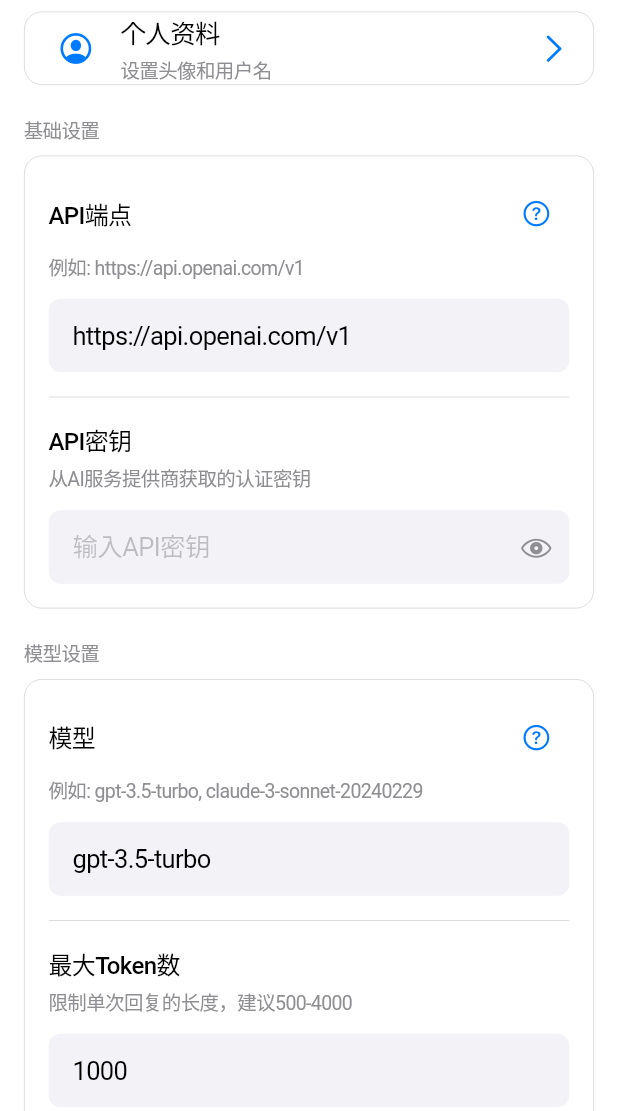
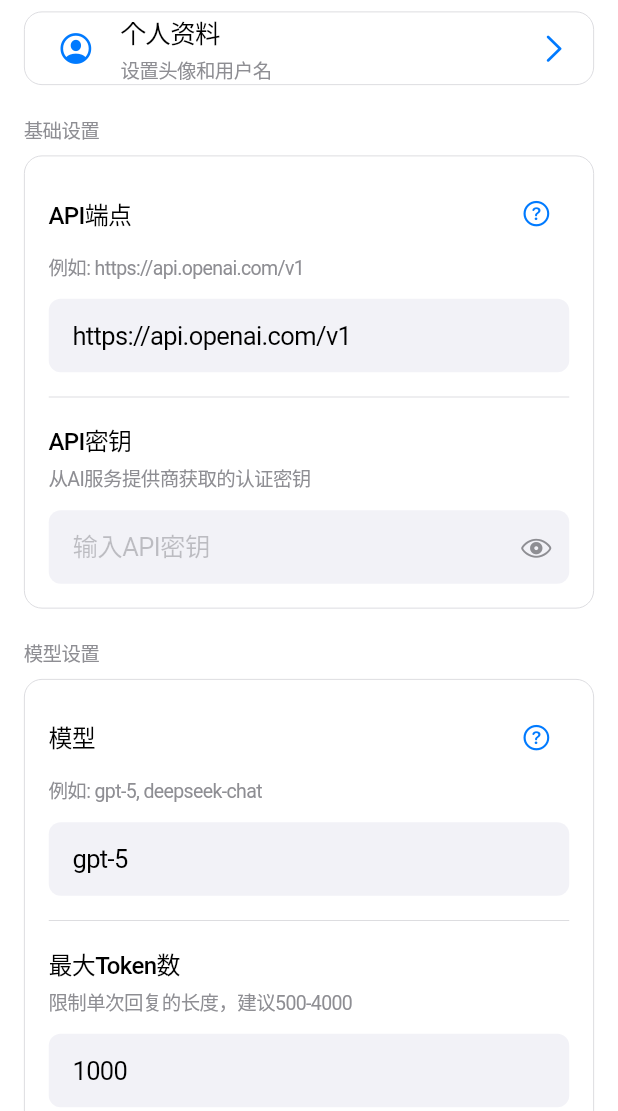
Before and after one commit to HuanMeng-official/LumenFlow, a Flutter app: the SettingsScreen screen opened directly, on a phone screen of 412 x 824 dp, the part 125-1236 px from its top. Run offline on Flutter 3.47's test engine with Material 3 defaults, Android fonts, the phone set to English and light mode, and no system bars; our stand-ins replace image_picker, shared_preferences; accounts and stored records are empty.

Commit message:
添加应用网络权限，更换老旧设置项目

```diff
--- a/lib/screens/settings_screen.dart
+++ b/lib/screens/settings_screen.dart
@@ -168,15 +168,13 @@ class _SettingsScreenState extends State<SettingsScreen> {
         title: const Text('常用模型'),
         content: const Text(
             'OpenAI:\n'
-                '• gpt-3.5-turbo\n'
-                '• gpt-4\n'
-                '• gpt-4-turbo-preview\n\n'
+                '• gpt-5\n\n'
                 'Anthropic:\n'
-                '• claude-3-sonnet-20240229\n'
-                '• claude-3-opus-20240229\n\n'
+                '• claude-sonnet-4-20250514\n\n'
                 'DeepSeek:\n'
                 '• deepseek-chat\n'
-                '• deepseek-coder\n\n'
+                '• deepseek-coder\n'
+                '• deepseek-reasoner\n\n'
                 '请根据您的API端点选择对应的模型。'
         ),
         actions: [
@@ -271,7 +269,7 @@ class _SettingsScreenState extends State<SettingsScreen> {
                   '模型',
                   controller: _modelController,
                   placeholder: '输入模型名称',
-                  subtitle: '例如: gpt-3.5-turbo, claude-3-sonnet-20240229',
+                  subtitle: '例如: gpt-5, deepseek-chat',
                   showHelpButton: true,
                   onHelpPressed: _showModelHelp,
                 ),
--- a/lib/services/settings_service.dart
+++ b/lib/services/settings_service.dart
@@ -10,7 +10,7 @@ class SettingsService {
   static const String _historyContextLengthKey = 'history_context_length';
 
   static const String defaultEndpoint = 'https://api.openai.com/v1';
-  static const String defaultModel = 'gpt-3.5-turbo';
+  static const String defaultModel = 'gpt-5';
   static const double defaultTemperature = 0.7;
   static const int defaultMaxTokens = 1000;
   static const bool defaultEnableHistory = true;
```
Also changed, not shown: 3 other files.
